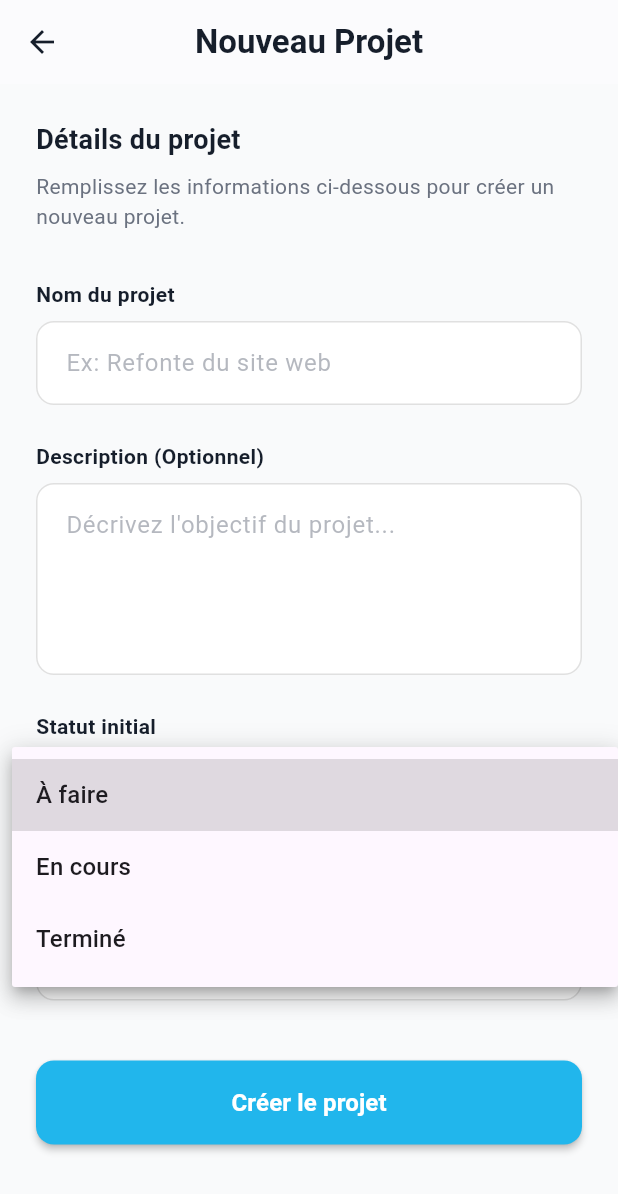
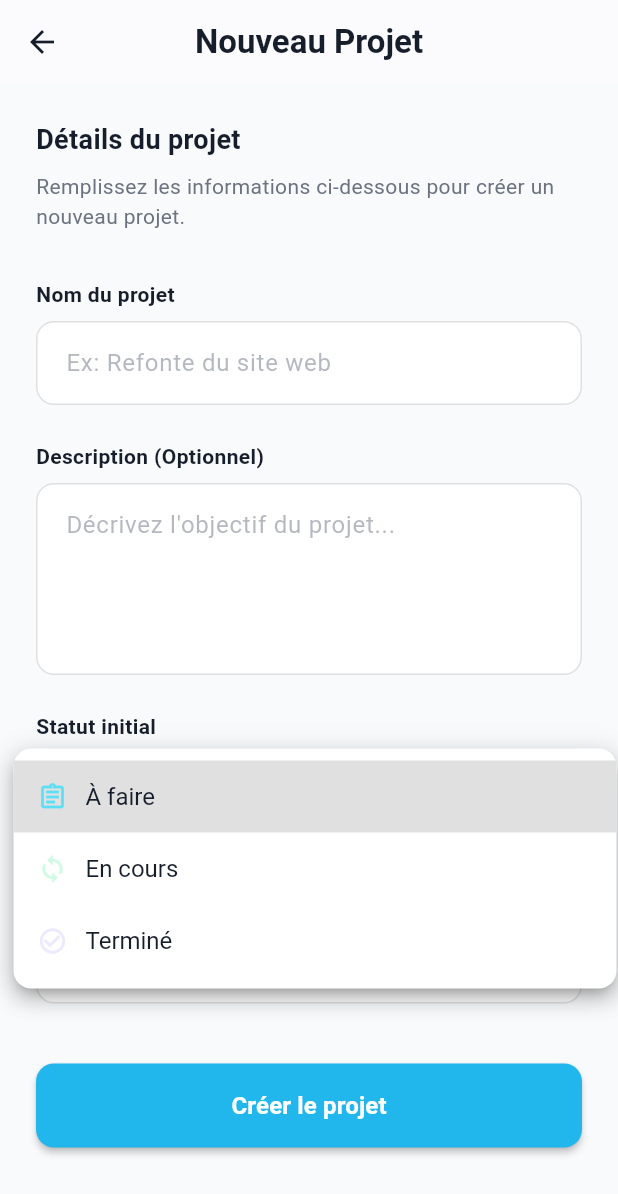
Before and after one commit to eyram006/todo_app_mobil, a Flutter app: the CreateProjectPage screen opened directly, after a tap on "À faire", on a phone screen of 412 x 824 dp. Shown: the top 1194 px of the screen. Run offline on Flutter 3.47's test engine with Material 3 defaults, Android fonts, the phone set to English and light mode, and no system bars; our stand-ins replace country_code_picker, flutter_svg, supabase_flutter; accounts and stored records are empty.

Commit message:
feat: Enhance status dropdown with icons and improved styling in CreateProjectPage

```diff
--- a/lib/dashboard/pages/create_project_page.dart
+++ b/lib/dashboard/pages/create_project_page.dart
@@ -190,20 +190,73 @@ class _CreateProjectPageState extends State<CreateProjectPage> {
               // Sélecteur de Statut
               _buildLabel("Statut initial"),
               const SizedBox(height: 8),
-              DropdownButtonFormField<String>(
+              Container(
+                decoration: BoxDecoration(
+                  color: surfaceColor,
+                  border: Border.all(color: Colors.grey.shade300),
+                  borderRadius: BorderRadius.circular(12),
+                ),
+                child: DropdownButtonFormField<String>(
                   value: _selectedStatus,
-                decoration: _inputDecoration("Sélectionnez le statut"),
+                  decoration: InputDecoration(
+                    hintText: "Sélectionnez le statut",
+                    hintStyle: TextStyle(color: textGrey.withOpacity(0.5)),
+                    contentPadding: const EdgeInsets.symmetric(
+                      horizontal: 16,
+                      vertical: 16,
+                    ),
+                    border: InputBorder.none,
+                    enabledBorder: InputBorder.none,
+                    focusedBorder: InputBorder.none,
+                  ),
                   items: const [
-                  DropdownMenuItem(value: 'to do', child: Text("À faire")),
+                    DropdownMenuItem(
+                      value: 'to do',
+                      child: Row(
+                        children: [
+                          Icon(
+                            Icons.assignment_outlined,
+                            color: Color(0xFF5ADFF6),
+                            size: 20,
+                          ),
+                          SizedBox(width: 12),
+                          Text("À faire", style: TextStyle(color: textDark)),
+                        ],
+                      ),
+                    ),
                     DropdownMenuItem(
                       value: 'in progress',
-                    child: Text("En cours"),
+                      child: Row(
+                        children: [
+                          Icon(Icons.sync, color: Color(0xFFD1FAE5), size: 20),
+                          SizedBox(width: 12),
+                          Text("En cours", style: TextStyle(color: textDark)),
+                        ],
                       ),
-                  DropdownMenuItem(value: 'done', child: Text("Terminé")),
+                    ),
+                    DropdownMenuItem(
+                      value: 'done',
+                      child: Row(
+                        children: [
+                          Icon(
+                            Icons.check_circle_outline,
+                            color: Color(0xFFEDE9FE),
+                            size: 20,
+                          ),
+                          SizedBox(width: 12),
+                          Text("Terminé", style: TextStyle(color: textDark)),
+                        ],
+                      ),
+                    ),
                   ],
                   onChanged: (value) {
                     if (value != null) setState(() => _selectedStatus = value);
                   },
+                  icon: const Icon(Icons.keyboard_arrow_down, color: textGrey),
+                  dropdownColor: surfaceColor,
+                  borderRadius: BorderRadius.circular(12),
+                  style: const TextStyle(color: textDark, fontSize: 16),
+                ),
               ),
 
               const SizedBox(height: 24),
```
Lines whose indentation alone changed are shown as unchanged.
